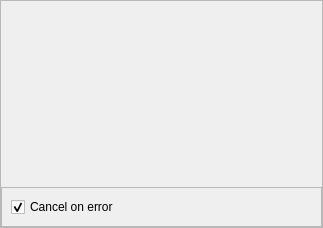
This is spine_items/merger/ui/merger_properties.ui in spine-tools/spine-items as Qt 5 draws it before an edit. The edited form follows.
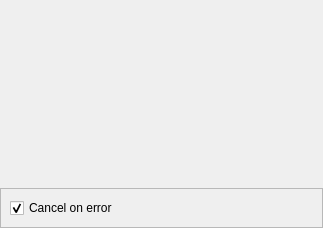
This is the edited form.

Commit message:
Add stylesheets to properties widgets scroll areas to make scroll area backgrounds transparent
Re #spine-tools/Spine-Toolbox#3012

```diff
--- a/spine_items/merger/ui/merger_properties.ui
+++ b/spine_items/merger/ui/merger_properties.ui
@@ -26,6 +26,10 @@
   <property name="windowTitle">
    <string>Form</string>
   </property>
+  <property name="styleSheet">
+   <string notr="true">QScrollArea { background: transparent; }
+QScrollArea &gt; QWidget &gt; QWidget { background: transparent; }</string>
+  </property>
   <layout class="QVBoxLayout" name="verticalLayout_3">
    <property name="spacing">
     <number>0</number>
@@ -44,6 +48,9 @@
    </property>
    <item>
     <widget class="QScrollArea" name="scrollArea">
+     <property name="frameShape">
+      <enum>QFrame::Shape::NoFrame</enum>
+     </property>
      <property name="widgetResizable">
       <bool>true</bool>
      </property>
@@ -52,8 +59,8 @@
        <rect>
         <x>0</x>
         <y>0</y>
-        <width>321</width>
-        <height>226</height>
+        <width>323</width>
+        <height>228</height>
        </rect>
       </property>
       <layout class="QVBoxLayout" name="verticalLayout">
```
The commit also changes 15 other files.
